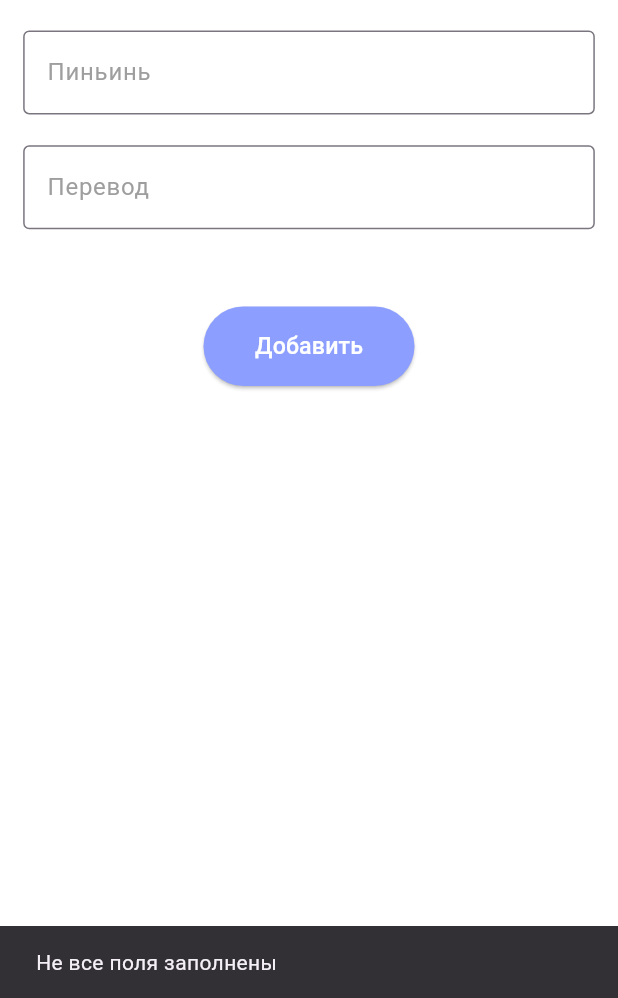
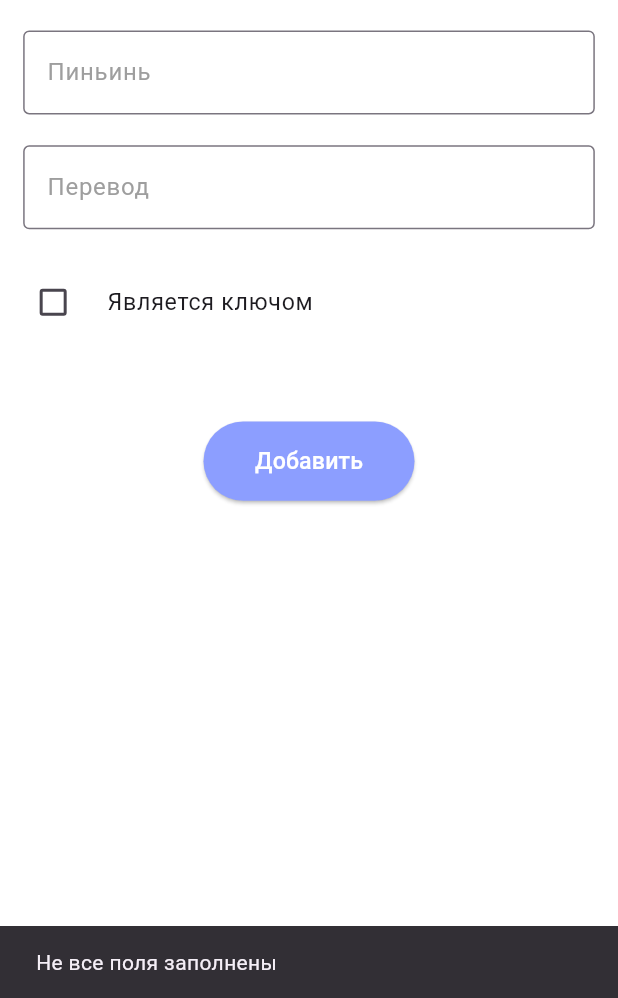
Before and after one commit to christina-mariaa/chinese_dictionary, a Flutter app: the AddCharacterScreen screen opened directly, after a tap on "Добавить", on a phone screen of 412 x 824 dp, the part 238-1236 px from its top. Run offline on Flutter 3.47's test engine with Material 3 defaults, Android fonts, the phone set to English and light mode, and no system bars; our stand-ins replace flutter_screenutil, get_it, isar; accounts and stored records are empty; generated files the repository leaves out were written again.

Commit message:
Add ability to mark character as radical

```diff
--- a/lib/custom_widgets/common_fields_block.dart
+++ b/lib/custom_widgets/common_fields_block.dart
@@ -25,7 +25,7 @@ class CommonFieldsBlock extends StatelessWidget {
         _textFormField(label: 'Пиньинь', hint: 'Введите пиньинь', controller: pinyinController),
         SizedBox(height: 20.h,),
         _textFormField(label: 'Перевод', hint: 'Введите перевод', controller: meaningController),
-        SizedBox(height: 50.h,),
+        SizedBox(height: 20.h,),
       ],
     );
   }
--- a/lib/screens/add_character_screen.dart
+++ b/lib/screens/add_character_screen.dart
@@ -19,6 +19,7 @@ class _AddCharacterScreenState extends State<AddCharacterScreen> {
   final TextEditingController pinyinController = TextEditingController();
   final TextEditingController meaningController = TextEditingController();
   final CharacterService _characterService = CharacterService();
+  bool isRadical = false;
 
   void _handleSubmit() async {
     final String mainText = mainTextController.text.trim();
@@ -31,7 +32,7 @@ class _AddCharacterScreenState extends State<AddCharacterScreen> {
       );
       return;
     }
-    success = await _characterService.addCharacter(symbol: mainText, pinyin: pinyin, meaning: meaning);
+    success = await _characterService.addCharacter(symbol: mainText, pinyin: pinyin, meaning: meaning, isRadical: isRadical);
     if (success) {
       ScaffoldMessenger.of(context).showSnackBar(
           SnackBar(content: Text('Иероглиф $mainText добавлен'))
@@ -62,6 +63,19 @@ class _AddCharacterScreenState extends State<AddCharacterScreen> {
           child: Column(
             children: [
               CommonFieldsBlock(mainTextController: mainTextController, pinyinController: pinyinController, meaningController: meaningController, label: "Иероглиф"),
+              CheckboxListTile(
+                value: isRadical,
+                onChanged: (bool? value) {
+                  setState(() {
+                    isRadical = value!;
+                  });
+                },
+                activeColor:Colors.indigoAccent,
+                title: Text('Является ключом', style: TextStyle(fontSize: 15.sp),),
+                controlAffinity: ListTileControlAffinity.leading,
+                contentPadding: EdgeInsets.zero,
+              ),
+              SizedBox(height: 50.h,),
               ElevatedButton(
                   style: ElevatedButton.styleFrom(
                       backgroundColor: Colors.indigoAccent[100],
--- a/lib/services/character_service.dart
+++ b/lib/services/character_service.dart
@@ -6,14 +6,15 @@ import 'package:get_it/get_it.dart';
 class CharacterService{
   final Isar isar = GetIt.I<Isar>();
 
-  Future<bool> addCharacter({required String symbol, required String pinyin, required String meaning}) async {
+  Future<bool> addCharacter({required String symbol, required String pinyin, required String meaning, required bool isRadical}) async {
     final exists = await isar.characters.filter().textEqualTo(symbol).findFirst();
     if (exists != null) return false;
 
     final character = Character()
       ..text = symbol
       ..pinyin = pinyin
-      ..meaning = meaning;
+      ..meaning = meaning
+      ..isRadical = isRadical;
 
     await isar.writeTxn(() async {
       await isar.characters.put(character);
```
Also changed, not shown: lib/custom_widgets/word_card.dart (+15 -0 lines), lib/screens/characters_page.dart (+15 -3 lines), lib/screens/words_page.dart (+15 -4 lines).
